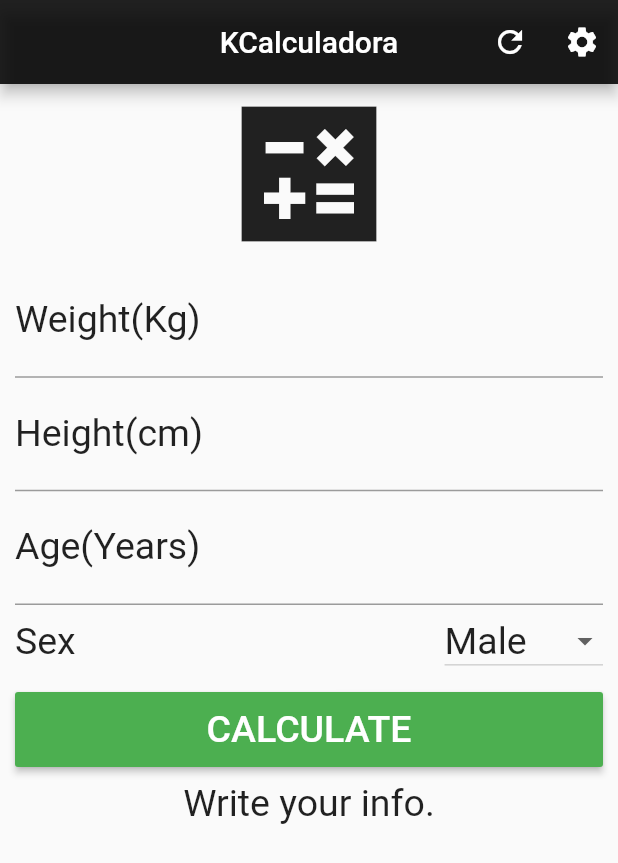
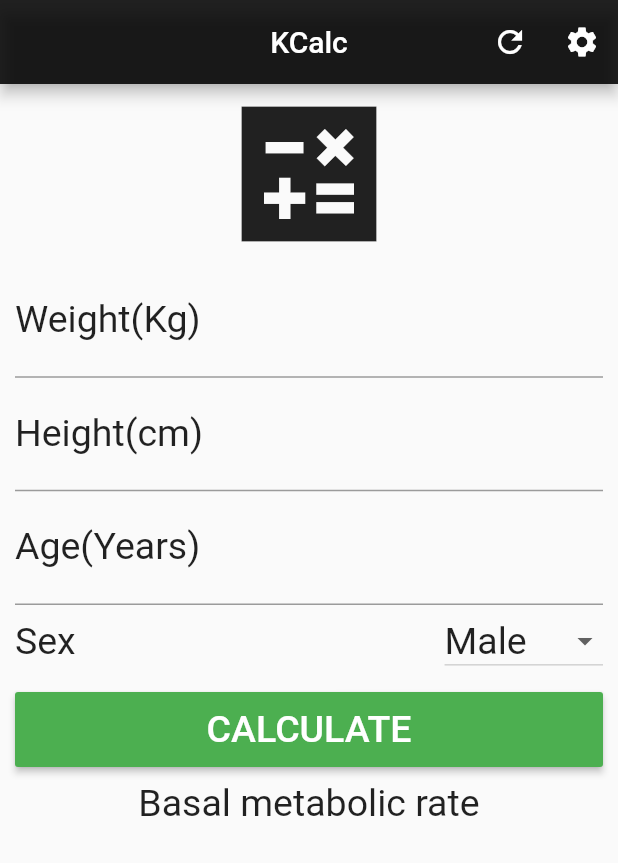
Before and after one commit to luccanog/kcalculadora, a Flutter app: the screen it shows after launch, on a phone screen of 412 x 824 dp. Shown: the top 863 px of the screen. Run offline on Flutter 3.47's test engine with Material 2 defaults, Android fonts, the phone set to English and light mode, and no system bars.

Commit message:
minor fixes

```diff
--- a/lib/main.dart
+++ b/lib/main.dart
@@ -15,7 +15,7 @@ class _HomeState extends State<Home> {
   TextEditingController weightCtrl = TextEditingController();
   TextEditingController heightCtrl = TextEditingController();
   TextEditingController ageCtrl = TextEditingController();
-  String _infoText = "Write your info.";
+  String _infoText = "Basal metabolic rate";
   String selectedItem = 'Male';
   var _sex = ['Male', 'Female'];
 
@@ -24,7 +24,7 @@ class _HomeState extends State<Home> {
     heightCtrl.clear();
     ageCtrl.clear();
     setState(() {
-      _infoText = "Write your info.";
+      _infoText = "Basal metabolic rate.";
     });
   }
 
@@ -61,7 +61,7 @@ class _HomeState extends State<Home> {
   Widget build(BuildContext context) {
     return Scaffold(
         appBar: AppBar(
-            title: Text('KCalculadora'),
+            title: Text('KCalc'),
             centerTitle: true,
             backgroundColor: Colors.black87,
             actions: <Widget>[
```
